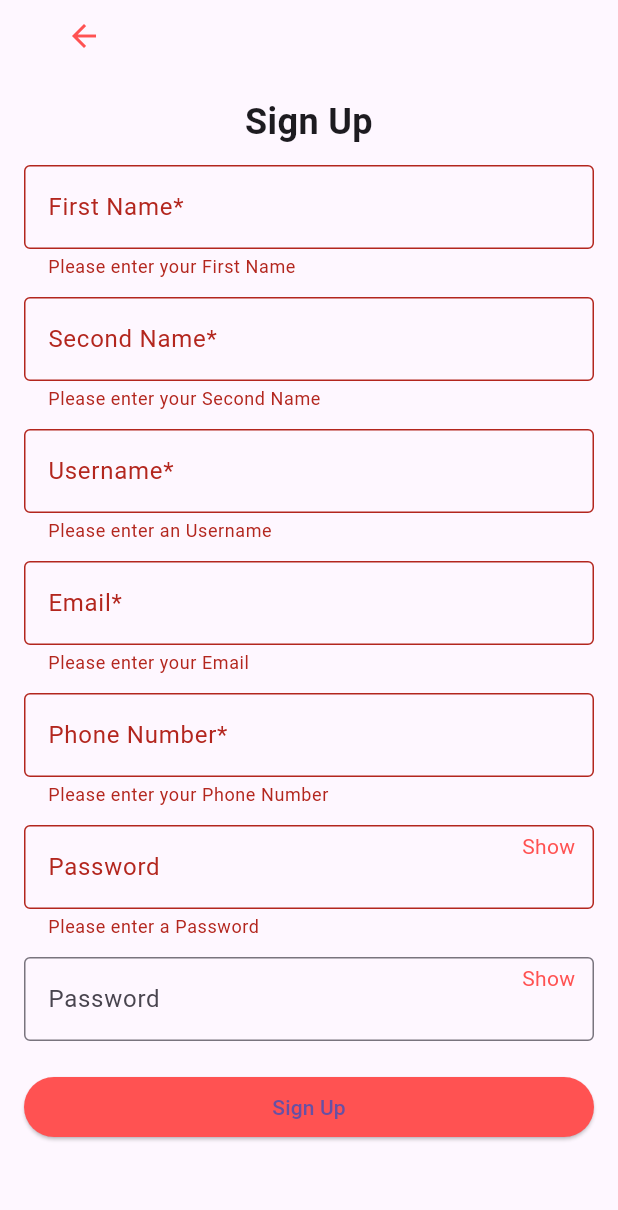
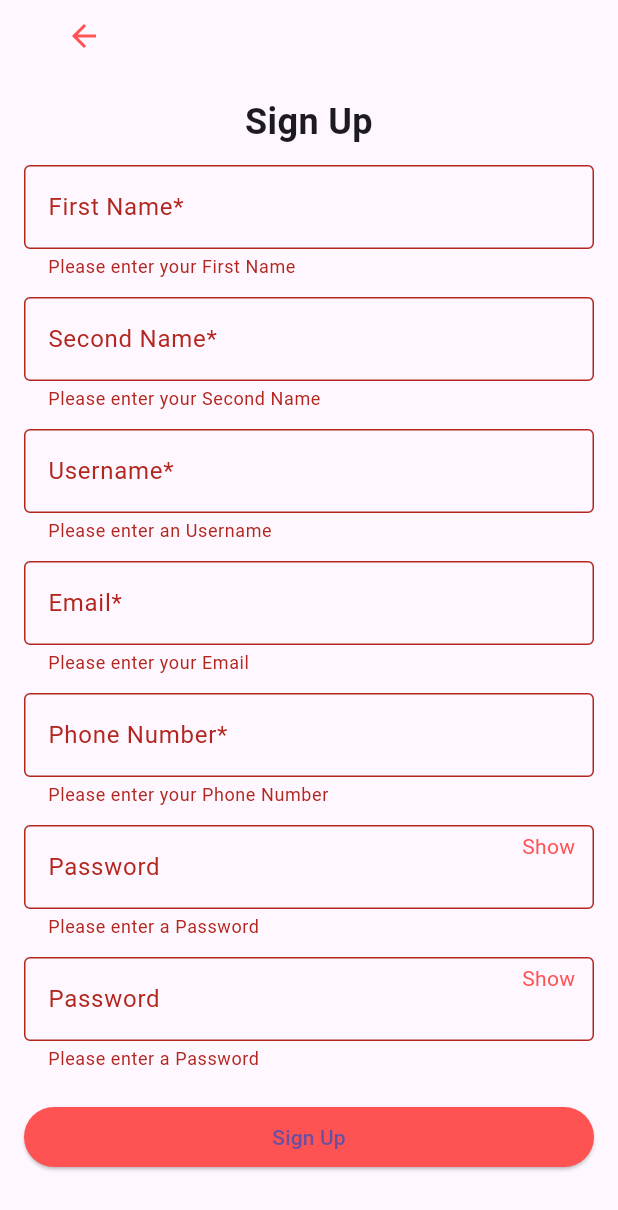
Before and after one commit to Behruzbek044/event_management, a Flutter app: the SignUpPage screen opened by its route, after a tap on "Sign Up", on a phone screen of 412 x 824 dp. Shown: the top 1210 px of the screen. Run offline on Flutter 3.47's test engine with Material 3 defaults, Android fonts, the phone set to English and light mode, and no system bars; our stand-ins replace date_time_picker, shared_preferences; accounts and stored records are empty; network calls fail.

```diff
--- a/lib/modules.dart
+++ b/lib/modules.dart
@@ -33,8 +33,8 @@ class User {
   final String phoneNumber;
   final String email;
   final String? username;  // Nullable since it can be null
-  final String password;
-  final DateTime joinedDate;
+  final String? password;
+  final String joinedDate; // Make this nullable
   final double balance;
 
   User({
@@ -44,8 +44,8 @@ class User {
     required this.phoneNumber,
     required this.email,
     this.username,  // Nullable
-    required this.password,
-    required this.joinedDate,
+    this.password,
+    required this.joinedDate, // Nullable
     required this.balance,
   });
 
@@ -57,8 +57,8 @@ class User {
       phoneNumber: json['phoneNumber'],
       email: json['email'],
       username: json['username'],  // Nullable
-      password: json['password'],
-      joinedDate: DateTime.parse(json['joinedDate']),
+      password: json['password']== null ? null : "",
+      joinedDate: json['joinedDate'],
       balance: json['balance'],
     );
   }
--- a/lib/signup.dart
+++ b/lib/signup.dart
@@ -47,6 +47,7 @@ class SignUpPageState extends State<SignUpPage> {
         'email': _emailController.text,
         'phone_number': _phoneController.text,
         'password': _passwordController.text,
+        'password2' : _passwordController2.text,
       };
 
       // Convert user data to JSON format
@@ -197,8 +198,8 @@ class SignUpPageState extends State<SignUpPage> {
                     PasswordField(
                       controller: _passwordController2,
                       validator: (String? value) {
-                        if (value != _passwordController.text) {
-                          return 'Password does not match';
+                        if (value == null || value.isEmpty) {
+                          return 'Please enter a Password';
                         }
                         return null;
                       },
```
Also changed, not shown: lib/main_page.dart (+13 -1 lines), lib/profile_page.dart (+2 -5 lines).
